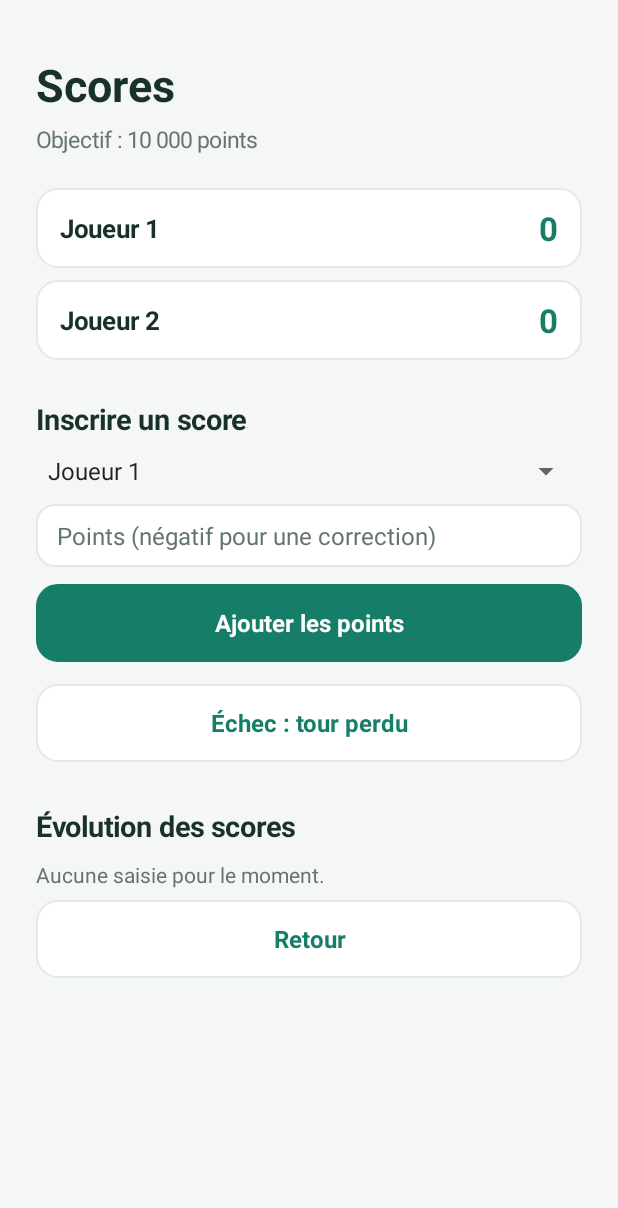
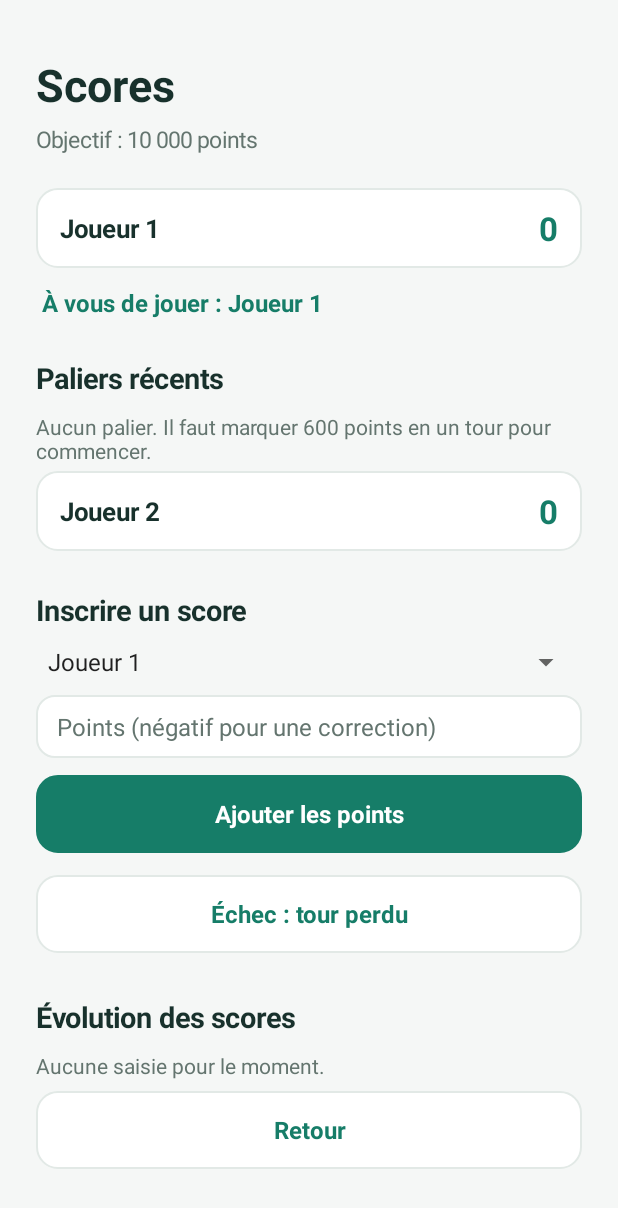
Before and after one commit to furcy75/Jeu_des_10000, an Android app: the screen it shows after launch (MainActivity), after a tap on "Commencer la partie", on a phone screen of 412 x 824 dp. Shown: the top 1208 px of the screen. Run offline under Robolectric (Android 15) with nearby library versions, the phone set to English and light mode, and no system bars; 2 other taps on this screen came first.

Commit message:
Ajouter les paliers et les pénalités en cascade
Co-authored-by: Copilot <223556219+Copilot@users.noreply.github.com>

```diff
--- a/app/src/main/java/fr/jeudes10000/MainActivity.java
+++ b/app/src/main/java/fr/jeudes10000/MainActivity.java
@@ -52,6 +52,12 @@ public final class MainActivity extends Activity {
         TEXT.put("scoreboard", new String[]{"Scores", "Scoreboard", "Marcador"});
         TEXT.put("target", new String[]{"Objectif : 10 000 points", "Target: 10,000 points", "Objetivo: 10 000 puntos"});
         TEXT.put("record", new String[]{"Inscrire un score", "Record a score", "Anotar puntos"});
+        TEXT.put("current_turn", new String[]{"À vous de jouer : ", "Current player: ", "Turno de: "});
+        TEXT.put("paliers", new String[]{"Paliers récents", "Recent score tiers", "Últimos niveles"});
+        TEXT.put("no_paliers", new String[]{"Aucun palier. Il faut marquer 600 points en un tour pour commencer.", "No score tier yet. Score 600 points in one turn to open.", "Aún no hay nivel. Anota 600 puntos en un turno para empezar."});
+        TEXT.put("palier", new String[]{"Palier", "Tier", "Nivel"});
+        TEXT.put("removed", new String[]{"retiré", "removed", "retirado"});
+        TEXT.put("need_600", new String[]{"Il faut au moins 600 points en un seul tour pour démarrer. Score ignoré.", "At least 600 points in one turn are required to open. Score ignored.", "Se necesitan al menos 600 puntos en un turno para empezar. Puntuación ignorada."});
         TEXT.put("select_player", new String[]{"Choisir un joueur", "Choose a player", "Elegir jugador"});
         TEXT.put("points_hint", new String[]{"Points (négatif pour une correction)", "Points (negative to correct)", "Puntos (negativos para corregir)"});
         TEXT.put("save_score", new String[]{"Ajouter les points", "Add points", "Añadir puntos"});
@@ -73,13 +79,14 @@ public final class MainActivity extends Activity {
         TEXT.put("correction", new String[]{"Correction", "Correction", "Corrección"});
         TEXT.put("points", new String[]{"points", "points", "puntos"});
         TEXT.put("theft", new String[]{"Vol de points", "Points stolen", "Robo de puntos"});
+        TEXT.put("opening_ignored", new String[]{"Ouverture non atteinte (score ignoré)", "Opening threshold missed (score ignored)", "No alcanzó el mínimo de apertura (puntuación ignorada)"});
         TEXT.put("legacy_theft", new String[]{"Ancien score annulé", "Previous score voided", "Puntuación anterior anulada"});
         TEXT.put("three_failures", new String[]{"Perte après 3 échecs", "Loss after 3 failures", "Pérdida tras 3 fallos"});
         TEXT.put("rules_intro", new String[]{"Une variante courante : convenez des règles avant de commencer, car elles varient selon les tables.", "A common variant: agree on the rules before playing, as they vary between tables.", "Una variante habitual: acordad las reglas antes de jugar, ya que varían según la mesa."});
         TEXT.put("rules_body", new String[]{
-                "But : atteindre 10 000 points. Les points des combinaisons sont saisis manuellement.\n\n• Chaque 1 vaut 100 points ; chaque 5 vaut 50 points.\n• Brelan : trois 1 valent 1 000 ; trois dés identiques de 2 à 6 valent face x 100.\n• Quatre, cinq ou six dés identiques valent 2x, 3x ou 4x la valeur du brelan.\n• Suite de 1 à 6 : 1 500 points. Trois paires : 1 500 points.\n• Échec : aucun point marqué arrête le tour et rapporte 0. À trois échecs consécutifs, le dernier gain du joueur est retiré.\n• Égalité : si un joueur rejoint exactement le total d'un ou plusieurs adversaires, chacun de ces adversaires perd les points de son dernier tour réussi.\n\nLes variantes (seuil d'ouverture, combinaisons, fin de partie) changent selon les joueurs. Cette application suit les scores, elle ne lance pas les dés.",
-                "Goal: reach 10,000 points. Enter the points for each scoring combination manually.\n\n• Each 1 is worth 100 points; each 5 is worth 50.\n• Three of a kind: three 1s are worth 1,000; three matching dice from 2 to 6 are worth face value x 100.\n• Four, five, or six matching dice are worth 2x, 3x, or 4x the three-of-a-kind score.\n• Straight from 1 to 6: 1,500 points. Three pairs: 1,500 points.\n• Farkle: scoring no combination ends the turn and scores 0. After three consecutive failures, the player's latest gain is removed.\n• Tie: if a player reaches exactly the same total as one or more opponents, each tied opponent loses the points from their latest successful turn.\n\nVariations (opening threshold, combinations, game end) differ between groups. This app tracks scores; it does not roll dice.",
-                "Objetivo: llegar a 10 000 puntos. Anota manualmente los puntos de cada combinación.\n\n• Cada 1 vale 100 puntos; cada 5 vale 50.\n• Trío: tres 1 valen 1 000; tres dados iguales del 2 al 6 valen cara x 100.\n• Cuatro, cinco o seis dados iguales valen 2x, 3x o 4x el valor del trío.\n• Escalera del 1 al 6: 1 500 puntos. Tres parejas: 1 500 puntos.\n• Fallo: no conseguir una combinación termina el turno y suma 0. Tras tres fallos consecutivos, se quitan los últimos puntos ganados por el jugador.\n• Empate: si un jugador alcanza exactamente el mismo total que uno o varios rivales, cada rival empatado pierde los puntos de su último turno exitoso.\n\nLas variantes (umbral de apertura, combinaciones y final) dependen del grupo. Esta aplicación registra puntos, no lanza dados."
+                "But : atteindre 10 000 points. Les points des combinaisons sont saisis manuellement.\n\n• Pour entrer dans la partie, il faut marquer au moins 600 points en un seul tour ; en dessous, les points sont ignorés sans compter comme échec.\n• Chaque 1 vaut 100 points ; chaque 5 vaut 50 points.\n• Brelan : trois 1 valent 1 000 ; trois dés identiques de 2 à 6 valent face x 100.\n• Quatre, cinq ou six dés identiques valent 2x, 3x ou 4x la valeur du brelan.\n• Suite de 1 à 6 : 1 500 points. Trois paires : 1 500 points.\n• Échec : aucun point marqué arrête le tour et rapporte 0. Les échecs sont attachés au palier courant ; au troisième, le dernier gain est retiré et les croix du palier précédent sont conservées.\n• Égalité : si un joueur rejoint exactement le total d'un ou plusieurs adversaires, chacun perd les points de son dernier tour réussi. Les nouvelles égalités déclenchent d'autres pertes en cascade ; un même gain n'est retiré qu'une fois.\n\nLes variantes (combinaisons, fin de partie) changent selon les joueurs. Cette application suit les scores, elle ne lance pas les dés.",
+                "Goal: reach 10,000 points. Enter the points for each scoring combination manually.\n\n• To enter the game, a player must score at least 600 points in one turn; lower scores are ignored and do not count as failures.\n• Each 1 is worth 100 points; each 5 is worth 50.\n• Three of a kind: three 1s are worth 1,000; three matching dice from 2 to 6 are worth face value x 100.\n• Four, five, or six matching dice are worth 2x, 3x, or 4x the three-of-a-kind score.\n• Straight from 1 to 6: 1,500 points. Three pairs: 1,500 points.\n• Farkle: scoring no combination ends the turn and scores 0. Failures belong to the current tier; on the third, its latest gain is removed and the previous tier's crosses are kept.\n• Tie: if a player reaches exactly the same total as one or more opponents, each loses the points from their latest successful turn. New ties trigger further losses in a cascade; each gain can be removed only once.\n\nVariations (combinations, game end) differ between groups. This app tracks scores; it does not roll dice.",
+                "Objetivo: llegar a 10 000 puntos. Anota manualmente los puntos de cada combinación.\n\n• Para entrar en la partida, hay que anotar al menos 600 puntos en un solo turno; las puntuaciones menores se ignoran y no cuentan como fallos.\n• Cada 1 vale 100 puntos; cada 5 vale 50.\n• Trío: tres 1 valen 1 000; tres dados iguales del 2 al 6 valen cara x 100.\n• Cuatro, cinco o seis dados iguales valen 2x, 3x o 4x el valor del trío.\n• Escalera del 1 al 6: 1 500 puntos. Tres parejas: 1 500 puntos.\n• Fallo: no conseguir una combinación termina el turno y suma 0. Los fallos pertenecen al nivel actual; al tercero se quitan sus últimos puntos ganados y se conservan las cruces del nivel anterior.\n• Empate: si un jugador alcanza exactamente el mismo total que uno o varios rivales, cada uno pierde los puntos de su último turno exitoso. Los nuevos empates generan pérdidas en cascada; cada ganancia solo puede quitarse una vez.\n\nLas variantes (combinaciones y final) dependen del grupo. Esta aplicación registra puntos, no lanza dados."
         });
         TEXT.put("language_names", new String[]{"Français", "English", "Español"});
         TEXT.put("player_default", new String[]{"Joueur ", "Player ", "Jugador "});
@@ -90,9 +97,14 @@ public final class MainActivity extends Activity {
                 "Empate: cada rival con ese total pierde los puntos de su último turno exitoso."
         });
         TEXT.put("three_failures_message", new String[]{
-                "Trois échecs consécutifs : le gain de votre dernier tour réussi est retiré.",
-                "Three consecutive failures: your latest successful turn's points are removed.",
-                "Tres fallos consecutivos: se quitan los puntos de tu último turno exitoso."
+                "Trois échecs sur ce palier : son gain est retiré.",
+                "Three failures on this tier: its gain is removed.",
+                "Tres fallos en este nivel: se quitan sus puntos."
+        });
+        TEXT.put("cascade_message", new String[]{
+                "Les pertes ont été appliquées en cascade.",
+                "The score losses were applied in a cascade.",
+                "Las pérdidas se aplicaron en cascada."
         });
         TEXT.put("no_score_to_remove", new String[]{
                 "Trois échecs consécutifs, mais aucun gain précédent à retirer.",
@@ -331,18 +343,48 @@ public final class MainActivity extends Activity {
         }
         LinearLayout layout = page();
         heading(layout, t("scoreboard"), t("target"));
-        for (GameDatabase.Player player : players) {
+        int currentPosition = database.currentPlayerPosition(gameId, players.size());
+        selectedPlayerPosition = currentPosition;
+        for (int i = 0; i < players.size(); i++) {
+            GameDatabase.Player player = players.get(i);
             LinearLayout card = new LinearLayout(this);
             card.setGravity(Gravity.CENTER_VERTICAL);
             card.setPadding(dp(16), dp(12), dp(16), dp(12));
             card.setBackground(round(WHITE, 14, LINE));
             TextView name = text(player.name, 17, INK, true);
             TextView score = text(String.format(Locale.getDefault(), "%,d", player.score), 22, GREEN, true);
+            String crossMarks = crosses(Math.min(2,
+                    database.currentFailureMarks(gameId, player.id)));
+            TextView crosses = text(crossMarks, 16, 0xFFB54747, true);
             card.addView(name, new LinearLayout.LayoutParams(0, -2, 1));
             card.addView(score);
+            if (!crossMarks.isEmpty()) card.addView(crosses);
             LinearLayout.LayoutParams params = new LinearLayout.LayoutParams(-1, -2);
             params.setMargins(0, dp(4), 0, dp(4));
             layout.addView(card, params);
+            if (i == currentPosition) {
+                TextView currentTurn = text(t("current_turn") + player.name, 16, GREEN, true);
+                currentTurn.setPadding(dp(4), dp(8), 0, dp(4));
+                layout.addView(currentTurn);
+                section(layout, t("paliers"));
+                List<GameDatabase.Milestone> milestones =
+                        database.milestones(gameId, player.id);
+                if (milestones.isEmpty()) {
+                    layout.addView(text(t("no_paliers"), 14, MUTED, false));
+                } else {
+                    for (int m = milestones.size() - 1; m >= 0; m--) {
+                        GameDatabase.Milestone milestone = milestones.get(m);
+                        int number = milestones.size() - m;
+                        String detail = t("palier") + " " + number + "  +" +
+                                milestone.points + " " + t("points") +
+                                crosses(milestone.failureMarks) +
+                                (milestone.removed ? " · " + t("removed") : "");
+                        TextView tier = text(detail, 14, milestone.removed ? MUTED : INK, false);
+                        tier.setPadding(dp(12), dp(4), 0, dp(4));
+                        layout.addView(tier);
+                    }
+                }
+            }
         }
 
         if (database.isFinished(gameId)) {
@@ -355,7 +397,7 @@ public final class MainActivity extends Activity {
             List<String> playerNames = new ArrayList<>();
             for (GameDatabase.Player player : players) playerNames.add(player.name);
             playerSpinner.setAdapter(adapter(playerNames));
-            playerSpinner.setSelection(Math.min(selectedPlayerPosition, players.size() - 1));
+            playerSpinner.setSelection(currentPosition);
             playerSpinner.setOnItemSelectedListener(new AdapterView.OnItemSelectedListener() {
                 @Override public void onItemSelected(AdapterView<?> parent, View view, int position, long id) {
                     selectedPlayerPosition = position;
@@ -377,10 +419,20 @@ public final class MainActivity extends Activity {
                         return;
                     }
                     GameDatabase.Player selected = players.get(playerSpinner.getSelectedItemPosition());
+                    int playerPosition = playerSpinner.getSelectedItemPosition();
                     GameDatabase.EntryResult result = database.addEntry(gameId, selected.id, amount,
                             amount < 0 ? "correction" : "score");
                     points.setText("");
-                    toast(result.tiedPlayers > 0 ? t("tie_message") : t("entry_saved"));
+                    if (result.openingRejected) {
+                        toast(t("need_600"));
+                    } else if (result.tiedPlayers > 0) {
+                        toast(t("tie_message") + " " + t("cascade_message"));
+                    } else {
+                        toast(t("entry_saved"));
+                    }
+                    if (amount > 0) {
+                        database.advanceTurn(gameId, playerPosition, players.size());
+                    }
                     checkWinner(gameId);
                     showGame(gameId);
                 } catch (NumberFormatException exception) {
@@ -388,9 +440,13 @@ public final class MainActivity extends Activity {
                 }
             });
             button(layout, t("failure"), false, () -> {
-                GameDatabase.Player selected = players.get(playerSpinner.getSelectedItemPosition());
+                int playerPosition = playerSpinner.getSelectedItemPosition();
+                GameDatabase.Player selected = players.get(playerPosition);
                 GameDatabase.EntryResult result = database.addEntry(gameId, selected.id, 0, "failure");
-                if (!result.thirdFailure) {
+                database.advanceTurn(gameId, playerPosition, players.size());
+                if (result.tiedPlayers > 0) {
+                    toast(t("cascade_message"));
+                } else if (!result.failureThresholdReached) {
                     toast(t("entry_saved"));
                 } else {
                     toast(result.failurePenalty ? t("three_failures_message") :
@@ -437,7 +493,14 @@ public final class MainActivity extends Activity {
         if (entry.kind.equals("theft")) return t("theft");
         if (entry.kind.equals("three_failures")) return t("three_failures");
         if (entry.kind.equals("legacy_theft")) return t("legacy_theft");
+        if (entry.kind.equals("opening_ignored")) return t("opening_ignored");
         return t("scoreboard");
+    }
+
+    private String crosses(int count) {
+        StringBuilder result = new StringBuilder();
+        for (int i = 0; i < count; i++) result.append("  X");
+        return result.toString();
     }
 
     private void checkWinner(long gameId) {
```
Also changed, not shown: app/src/main/java/fr/jeudes10000/GameDatabase.java (+280 -68 lines), 3 other files.
